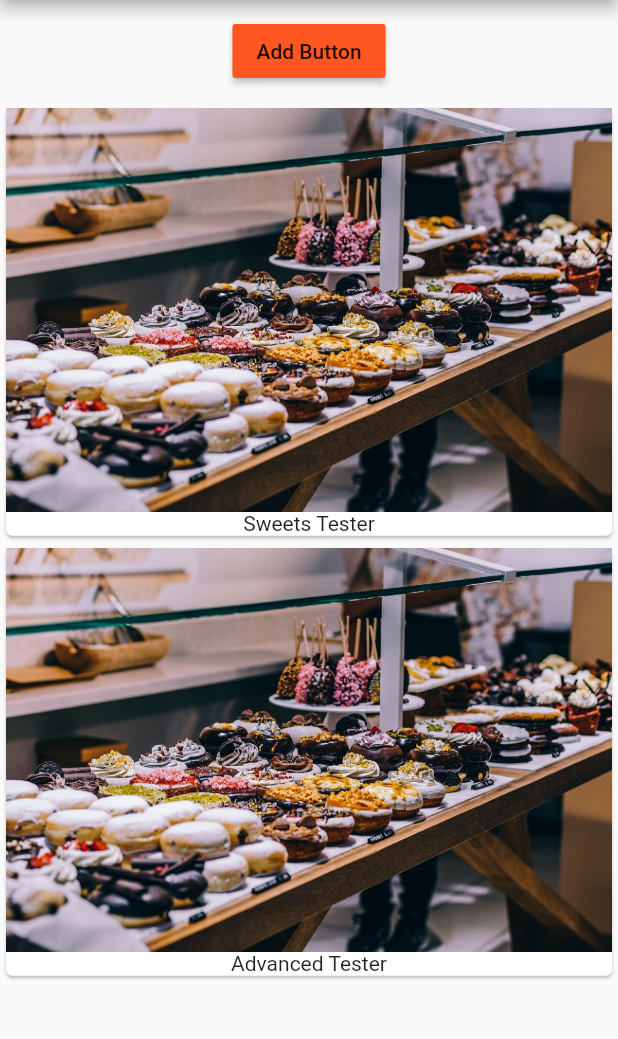
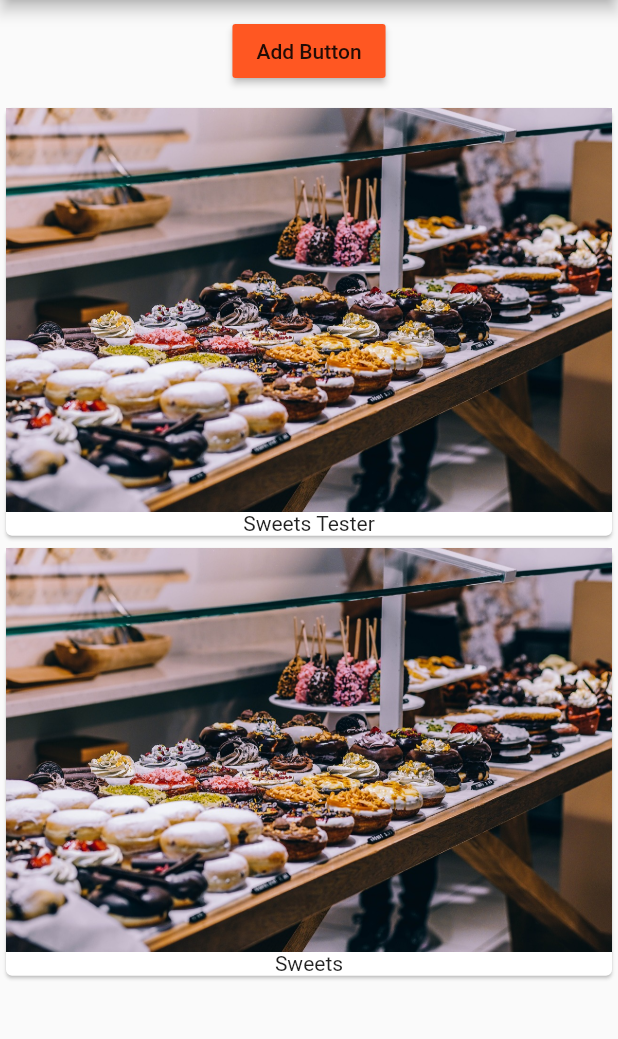
Before and after one commit to youssefalmkari/Easy_List, a Flutter app: the screen it shows after launch, after a tap on "Add Button", on a phone screen of 412 x 824 dp, the part 84-1123 px from its top. Run offline on Flutter 3.47's test engine with Material 2 defaults, Android fonts, the phone set to English and light mode, and no system bars.

```diff
--- a/lib/product.dart
+++ b/lib/product.dart
@@ -3,23 +3,25 @@ import 'package:flutter/material.dart';
 class Product extends StatelessWidget {
   final List<String> products;
 
-  Product(this.products) {
+  Product([this.products = const []]) {
     print('[Products Widget] Constructor');
   }
 
   @override
   Widget build(BuildContext context) {
     print('[Products Widget] build()');
-    return Column(
+    return ListView(
         children: products
-            .map((element) => Card(
+            .map(
+                (element) => Card(
                   child: Column(
                     children: <Widget>[
                       Image.asset('assets/food.jpg'),
-                      Text(element),
+                      Text(element)
                     ],
                   ),
                 ))
-            .toList());
+            .toList()
+    );
   }
 }
--- a/lib/product_manager.dart
+++ b/lib/product_manager.dart
@@ -6,12 +6,13 @@ import './product_control.dart';
 class ProductManager extends StatefulWidget {
   final String startingProduct;
 
-  ProductManager({this.startingProduct = "Sweets Tester"}) {
+  ProductManager({this.startingProduct = 'Sweets Tester'}) {
     print('[ProductManager Widget] Constructor');
   }
 
   @override
   State<StatefulWidget> createState() {
+    print('[ProductManager Widget] createState()');
     return _ProductManagerState();
   }
 }
@@ -34,7 +35,7 @@ class _ProductManagerState extends State<ProductManager> {
 
   void _addProduct(String product) {
     setState(() {
-      _products.add('Advanced Tester');
+      _products.add(product);
     });
     print(_products);
   }
@@ -45,10 +46,10 @@ class _ProductManagerState extends State<ProductManager> {
     return Column(
       children: [
         Container(
-          margin: EdgeInsets.all(10.00),
+          margin: EdgeInsets.all(10.0),
           child: ProductControl(_addProduct),
         ),
-        Product(_products),
+        Expanded(child: Product(_products))
       ],
     );
   }
```
